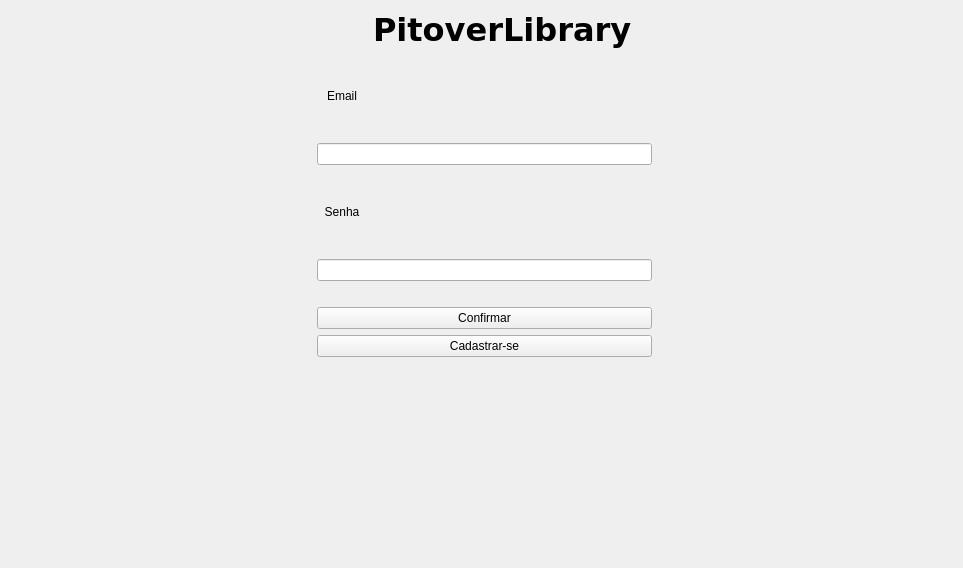
Before: the Qt Designer form login.ui in adrianorocha-dev/PiltoverLibrary, drawn with Qt 5.
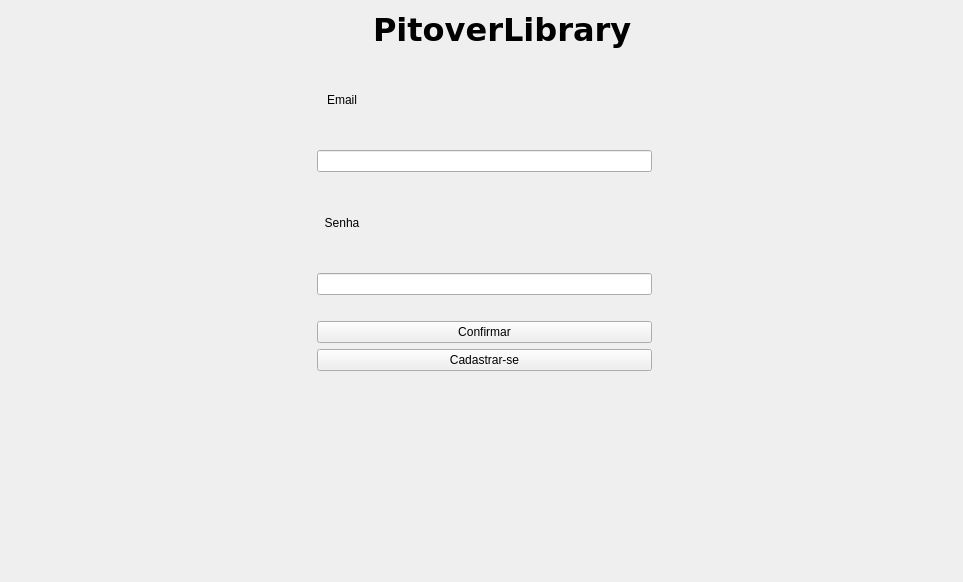
After: the same form once the commit is applied. Icons and pictures are not drawn.

Commit message: Modifiquei a tela de login para o campo de email vir selecionado por padrão

```diff
--- a/login.ui
+++ b/login.ui
@@ -7,7 +7,7 @@
     <x>0</x>
     <y>0</y>
     <width>963</width>
-    <height>568</height>
+    <height>582</height>
    </rect>
   </property>
   <property name="windowTitle">
```
Left out of the diff: 7 changed lines with no effect on the pictures.
